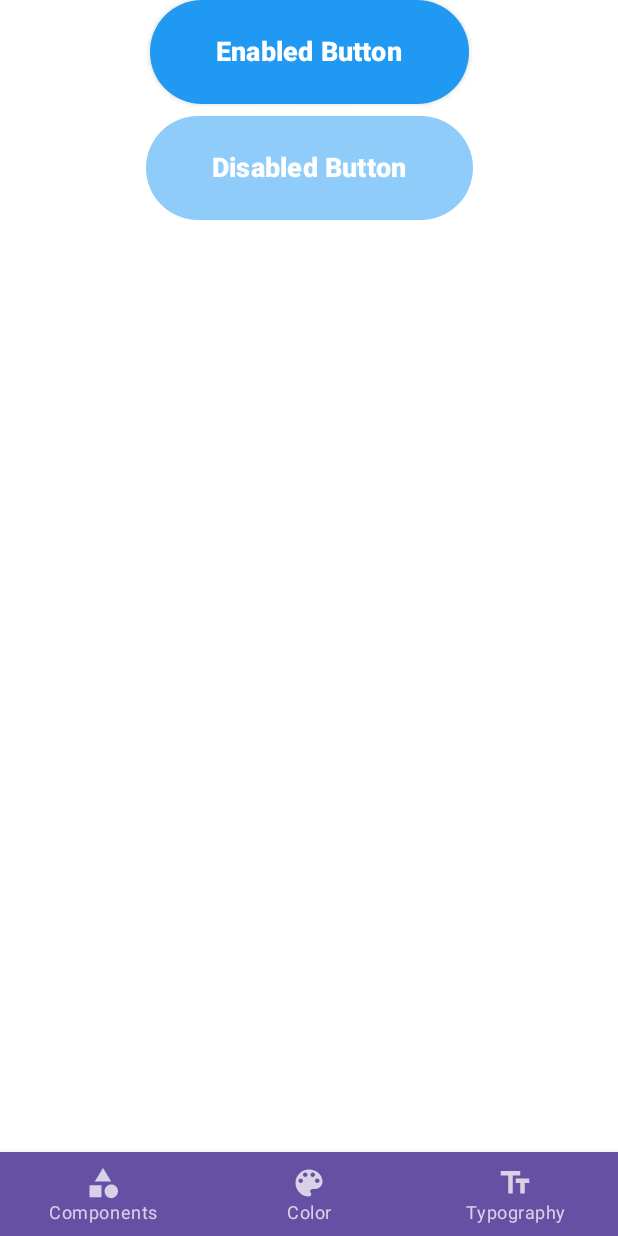
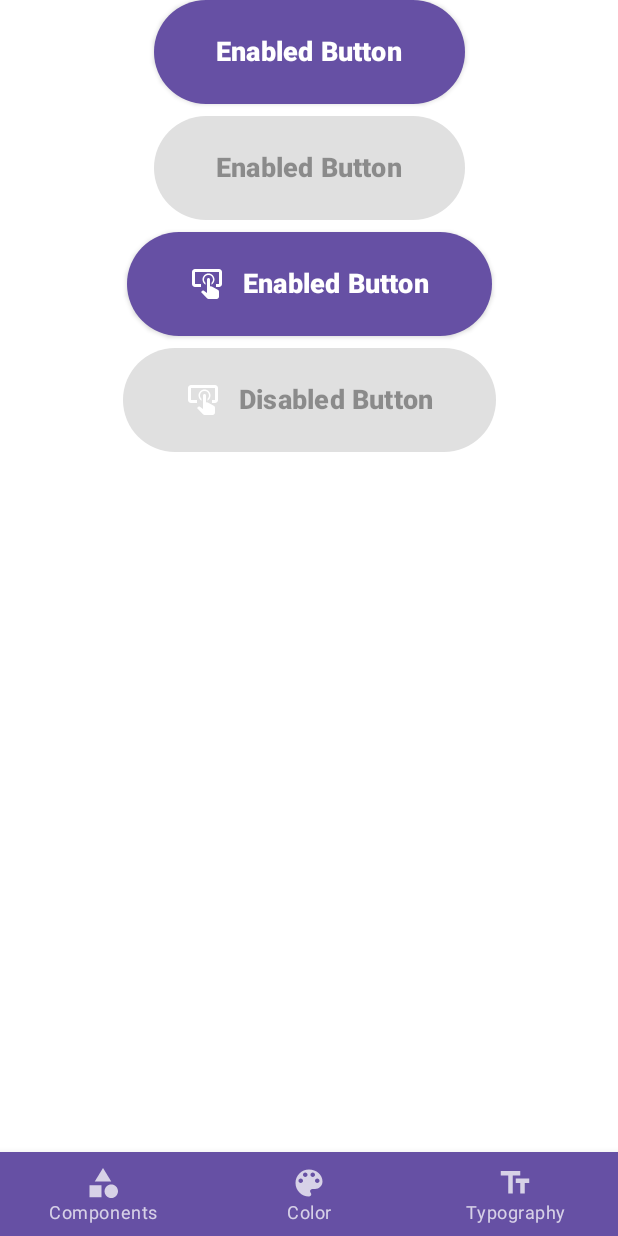
Before and after one commit to HelloCuriosity/curiosity, an Android app built with Jetpack Compose: the screen it shows after launch (MainActivity), after a tap on "Buttons", on a phone screen of 412 x 824 dp. Run offline under Robolectric (Android 15) with nearby library versions, the phone set to English and light mode, and no system bars.

Commit message:
[Component] IconIcon Botton (#43)
* text button updates

* [Component] TextIconButton

* on click

Co-authored-by: Kyle Roe <[hopeman15@users.noreply.github.com]>

```diff
--- a/app/src/main/java/com/hello/curiosity/curiosity/ui/scenes/components/ButtonScene.kt
+++ b/app/src/main/java/com/hello/curiosity/curiosity/ui/scenes/components/ButtonScene.kt
@@ -13,19 +13,13 @@ import androidx.compose.ui.platform.testTag
 import androidx.compose.ui.tooling.preview.Preview
 import androidx.compose.ui.unit.dp
 import com.hello.curiosity.compose.ui.components.buttons.TextButton
-import com.hello.curiosity.compose.ui.components.buttons.buttonColors
+import com.hello.curiosity.compose.ui.components.buttons.TextIconButton
+import com.hello.curiosity.curiosity.R
 
 @Composable
 fun ButtonScene() {
     val ctx = LocalContext.current
 
-    @Suppress("MagicNumber")
-    val buttonColors = buttonColors(
-        backgroundColor = Color(0xFF2099F3),
-        contentColor = Color.White,
-        disabledBackgroundColor = Color(0xFF90CCF9),
-        disabledContentColor = Color.White,
-    )
     LazyColumn(
         modifier = Modifier
             .fillMaxWidth()
@@ -35,19 +29,39 @@ fun ButtonScene() {
     ) {
         item {
             TextButton(
-                text = "Enabled Button",
+                text = R.string.btn_enabled,
                 onClick = {
                     Toast.makeText(ctx, "Text Button", Toast.LENGTH_SHORT).show()
                 },
-                buttonColors = buttonColors,
             )
         }
         item {
             TextButton(
-                text = "Disabled Button",
+                text = R.string.btn_enabled,
                 enabled = false,
                 onClick = { /* no action available */ },
-                buttonColors = buttonColors,
+            )
+        }
+        item {
+            TextIconButton(
+                text = R.string.btn_enabled,
+                enabled = true,
+                onClick = {
+                    Toast.makeText(ctx, "Text Icon Button", Toast.LENGTH_SHORT).show()
+                },
+                contentDescription = R.string.btn_enabled,
+                icon = R.drawable.ic_button,
+                tint = Color.White,
+            )
+        }
+        item {
+            TextIconButton(
+                text = R.string.btn_disabled,
+                enabled = false,
+                onClick = { /* no action available */ },
+                contentDescription = R.string.btn_disabled,
+                icon = R.drawable.ic_button,
+                tint = Color.White,
             )
         }
     }
--- a/app/src/main/res/values/strings.xml
+++ b/app/src/main/res/values/strings.xml
@@ -7,4 +7,8 @@
     <string name="components_scene_title">Components</string>
     <string name="text_scene_title">Text</string>
     <string name="typography_scene_title">Typography</string>
+
+    <!--  Buttons  -->
+    <string name="btn_enabled">Enabled Button</string>
+    <string name="btn_disabled">Disabled Button</string>
 </resources>
--- /dev/null
+++ b/curiosity/src/main/java/com/hello/curiosity/compose/ui/components/buttons/Button.kt
@@ -0,0 +1,127 @@
+package com.hello.curiosity.compose.ui.components.buttons
+
+import androidx.annotation.DrawableRes
+import androidx.annotation.StringRes
+import androidx.compose.foundation.layout.Arrangement
+import androidx.compose.foundation.layout.Row
+import androidx.compose.foundation.layout.padding
+import androidx.compose.foundation.shape.CircleShape
+import androidx.compose.material.Button
+import androidx.compose.material.ButtonColors
+import androidx.compose.material.ButtonDefaults
+import androidx.compose.material.Icon
+import androidx.compose.material.LocalContentAlpha
+import androidx.compose.material.LocalContentColor
+import androidx.compose.material.Text
+import androidx.compose.runtime.Composable
+import androidx.compose.ui.Alignment
+import androidx.compose.ui.Modifier
+import androidx.compose.ui.graphics.Color
+import androidx.compose.ui.graphics.Shape
+import androidx.compose.ui.res.painterResource
+import androidx.compose.ui.res.stringResource
+import androidx.compose.ui.text.TextStyle
+import androidx.compose.ui.unit.dp
+import androidx.compose.ui.unit.sp
+import com.hello.curiosity.compose.ui.theme.ThemeImpl
+
+typealias action = () -> Unit
+
+private val btnStyle = ThemeImpl.typography.h5.copy(fontSize = 18.sp)
+private val btnShape = CircleShape
+private val horizontalPadding = 25.dp
+private val verticalPadding = 16.dp
+
+@Composable
+fun buttonColors(
+    backgroundColor: Color,
+    contentColor: Color,
+    disabledBackgroundColor: Color,
+    disabledContentColor: Color,
+): ButtonColors = ButtonDefaults.buttonColors(
+    backgroundColor = backgroundColor,
+    contentColor = contentColor,
+    disabledBackgroundColor = disabledBackgroundColor,
+    disabledContentColor = disabledContentColor
+)
+
+@Composable
+fun TextButton(
+    modifier: Modifier = Modifier,
+    @StringRes text: Int,
+    onClick: action,
+    enabled: Boolean = true,
+    shape: Shape = btnShape,
+    buttonColors: ButtonColors = ButtonDefaults.buttonColors(),
+    style: TextStyle = btnStyle,
+    textModifier: Modifier = Modifier.padding(
+        vertical = verticalPadding,
+        horizontal = horizontalPadding,
+    ),
+) = Button(
+    modifier = modifier,
+    shape = shape,
+    onClick = onClick,
+    enabled = enabled,
+    colors = buttonColors,
+) {
+    ButtonText(
+        text = text,
+        modifier = textModifier,
+        style = style,
+    )
+}
+
+@Composable
+fun TextIconButton(
+    modifier: Modifier = Modifier,
+    @StringRes text: Int,
+    @StringRes contentDescription: Int,
+    @DrawableRes icon: Int,
+    onClick: action,
+    enabled: Boolean = true,
+    shape: Shape = btnShape,
+    buttonColors: ButtonColors = ButtonDefaults.buttonColors(),
+    style: TextStyle = btnStyle,
+    tint: Color = LocalContentColor.current.copy(alpha = LocalContentAlpha.current),
+    textModifier: Modifier = Modifier.padding(
+        top = verticalPadding,
+        bottom = verticalPadding,
+        end = horizontalPadding,
+        start = 12.dp,
+    ),
+) = Button(
+    modifier = modifier,
+    shape = shape,
+    onClick = onClick,
+    enabled = enabled,
+    colors = buttonColors,
+) {
+    Row(
+        verticalAlignment = Alignment.CenterVertically,
+        horizontalArrangement = Arrangement.Center,
+    ) {
+        Icon(
+            modifier = Modifier.padding(start = horizontalPadding),
+            painter = painterResource(id = icon),
+            tint = tint,
+            contentDescription = stringResource(id = contentDescription),
+        )
+        ButtonText(
+            text = text,
+            modifier = textModifier,
+            style = style,
+        )
+    }
+}
+
+@Composable
+private fun ButtonText(
+    @StringRes text: Int,
+    modifier: Modifier,
+    style: TextStyle,
+) = Text(
+    text = stringResource(id = text),
+    modifier = modifier,
+    style = style,
+)
--- a/curiosity/src/main/java/com/hello/curiosity/compose/ui/components/buttons/ButtonExt.kt
+++ /dev/null
@@ -1,21 +0,0 @@
-package com.hello.curiosity.compose.ui.components.buttons
-
-import androidx.compose.material.ButtonColors
-import androidx.compose.material.ButtonDefaults
-import androidx.compose.runtime.Composable
-import androidx.compose.ui.graphics.Color
-
-typealias action = () -> Unit
-
-@Composable
-fun buttonColors(
-    backgroundColor: Color,
-    contentColor: Color,
-    disabledBackgroundColor: Color,
-    disabledContentColor: Color,
-): ButtonColors = ButtonDefaults.buttonColors(
-    backgroundColor = backgroundColor,
-    contentColor = contentColor,
-    disabledBackgroundColor = disabledBackgroundColor,
-    disabledContentColor = disabledContentColor
-)
--- a/curiosity/src/main/java/com/hello/curiosity/compose/ui/components/buttons/TextButton.kt
+++ /dev/null
@@ -1,45 +0,0 @@
-package com.hello.curiosity.compose.ui.components.buttons
-
-import androidx.compose.foundation.layout.padding
-import androidx.compose.foundation.shape.CircleShape
-import androidx.compose.material.Button
-import androidx.compose.material.ButtonColors
-import androidx.compose.material.ButtonDefaults
-import androidx.compose.material.Text
-import androidx.compose.runtime.Composable
-import androidx.compose.ui.Modifier
-import androidx.compose.ui.graphics.Shape
-import androidx.compose.ui.text.TextStyle
-import androidx.compose.ui.unit.dp
-import androidx.compose.ui.unit.sp
-import com.hello.curiosity.compose.ui.theme.ThemeImpl
-
-@Composable
-fun TextButton(
-    text: String,
-    modifier: Modifier = Modifier,
-    onClick: action,
-    enabled: Boolean = true,
-    shape: Shape = CircleShape,
-    style: TextStyle = ThemeImpl.typography.h5.copy(
-        fontSize = 18.sp,
-    ),
-    buttonColors: ButtonColors = ButtonDefaults.buttonColors(),
-    childModifier: Modifier = Modifier
-) = Button(
-    modifier = modifier,
-    shape = shape,
-    onClick = onClick,
-    enabled = enabled,
-    colors = buttonColors,
-) {
-    Text(
-        text = text,
-        modifier = childModifier
-            .padding(
-                vertical = 16.dp,
-                horizontal = 28.dp,
-            ),
-        style = style,
-    )
-}
```
Also changed, not shown: 2 other files.
